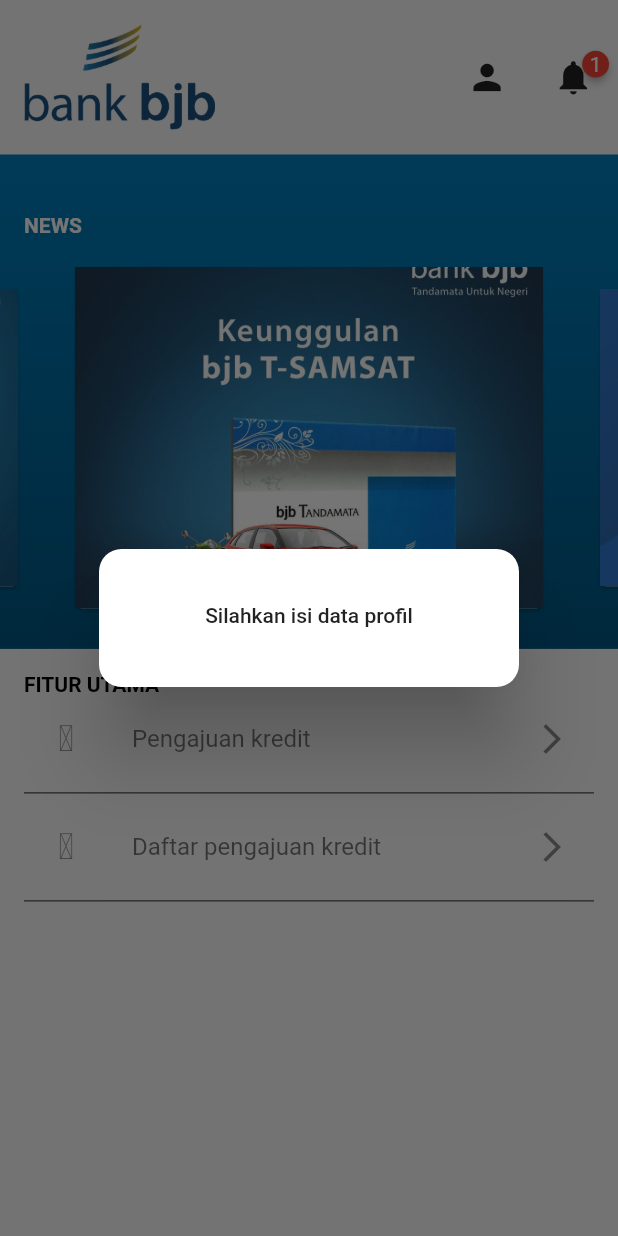
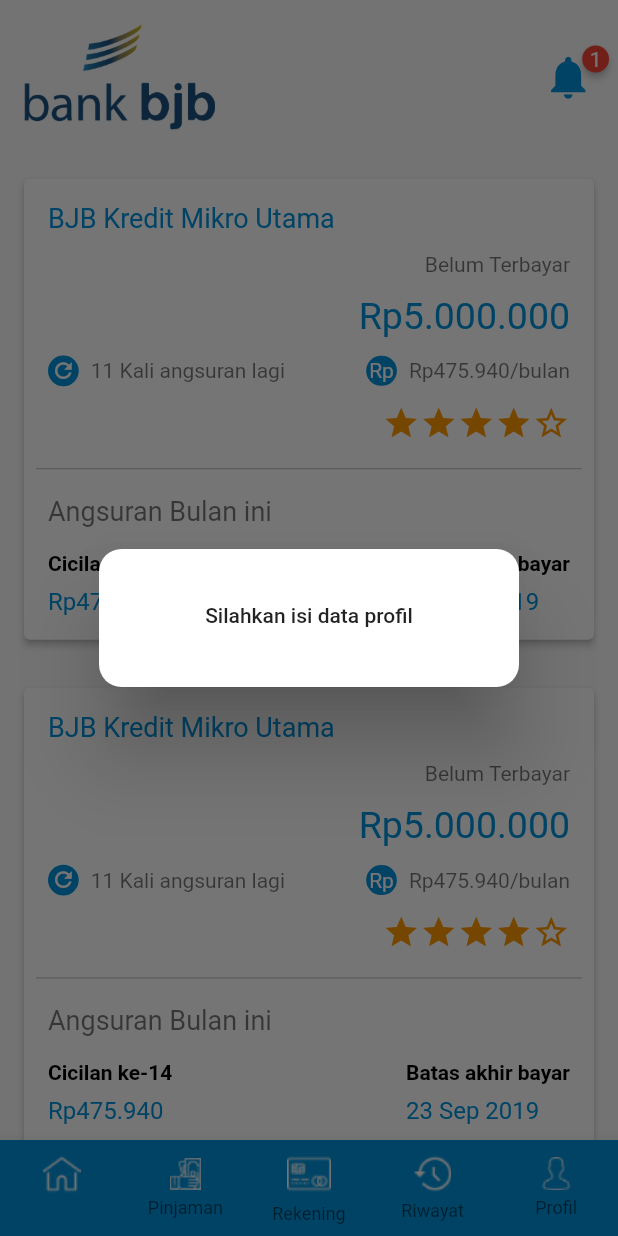
Before and after one commit to Zersya/prototypeBJB, a Flutter app: the screen it shows after launch, on a phone screen of 412 x 824 dp. Run offline on Flutter 3.47's test engine with Material 2 defaults, Android fonts, the phone set to English and light mode, and no system bars; drawn by our look-alikes of badges, carousel_slider, smooth_star_rating; our stand-ins replace flutter_masked_text, image_picker, sqflite; accounts and stored records are empty.

Commit message:
dashboard

```diff
--- a/lib/main.dart
+++ b/lib/main.dart
@@ -1,6 +1,6 @@
 import 'package:flutter/material.dart';
 import 'package:prototype_bjb/screens/splash_screen.dart';
-
+import 'package:prototype_bjb/utils/colors.dart';
 
 void main() => runApp(MyApp());
 
@@ -10,7 +10,7 @@
     return MaterialApp(
       title: 'Flutter Demo',
       theme: ThemeData(
-        primarySwatch: Colors.green,
+        primarySwatch: MaterialColor(0xFF0093DD, kcolorPrimary),
       ),
       home: SplashScreen(),
     );
--- a/lib/pages/dashboard/dashboard_page.dart
+++ b/lib/pages/dashboard/dashboard_page.dart
@@ -1,15 +1,11 @@
 import 'package:badges/badges.dart';
 import 'package:flutter/material.dart';
 import 'package:intl/date_symbol_data_local.dart';
-import 'package:material_design_icons_flutter/material_design_icons_flutter.dart';
-import 'package:prototype_bjb/pages/pengajuan/daftar_pengajuan_page.dart';
-import 'package:prototype_bjb/pages/pengajuan/pengajuan_page.dart';
 import 'package:prototype_bjb/pages/profile/profile_page.dart';
 import 'package:prototype_bjb/provider/profile_db.dart';
-import 'package:prototype_bjb/utils/constant.dart';
-import 'package:carousel_slider/carousel_slider.dart';
+import 'package:prototype_bjb/utils/colors.dart';
 import 'package:provider/provider.dart';
-import 'package:url_launcher/url_launcher.dart';
+import 'package:smooth_star_rating/smooth_star_rating.dart';
 
 class DashboardPage extends StatefulWidget {
   DashboardPage({Key key}) : super(key: key);
@@ -19,7 +15,10 @@
 
 class _DashboardPageState extends State<DashboardPage> {
   ProfileProvider _profileProvider;
+  PageController _pageController = PageController();
   bool isAlreadyshowed = false;
+  int currentScreen = 0;
+  double smallPhone = 400;
 
   @override
   void initState() {
@@ -56,11 +55,9 @@
         );
     });
     return Scaffold(
-      body: SingleChildScrollView(
-        physics: ScrollPhysics(),
-        child: Column(
-          children: <Widget>[
-            SafeArea(
+      appBar: PreferredSize(
+        preferredSize: Size(100, 120),
+        child: SafeArea(
           top: true,
           child: Container(
             padding: EdgeInsets.all(16.0),
@@ -72,35 +69,6 @@
                   'assets/images/bank_bjb.png',
                   scale: MediaQuery.of(context).size.width / 45,
                 ),
-                    Row(
-                      children: <Widget>[
-                        GestureDetector(
-                          onTap: () {
-                            Navigator.of(context).push(MaterialPageRoute(
-                                builder: (context) => Provider.value(
-                                    value: _profileProvider,
-                                    child: ProfilePage())));
-                          },
-                          child: Icon(
-                            Icons.person,
-                            size: MediaQuery.of(context).size.width / 15,
-                          ),
-                          // child: RichText(
-                          //   text: TextSpan(
-                          //     style: TextStyle(color: Colors.black),
-                          //     children: [
-                          //       TextSpan(text: 'Selamat datang\n'),
-                          //       TextSpan(
-                          //         text: _profileProvider.profile?.nama ?? '-',
-                          //         style: TextStyle(fontWeight: FontWeight.bold),
-                          //       ),
-                          //     ],
-                          //   ),
-                          // ),
-                        ),
-                        SizedBox(
-                          width: 30.0,
-                        ),
                 Badge(
                   badgeContent: Text(
                     '1',
@@ -108,175 +76,339 @@
                   ),
                   child: Icon(
                     Icons.notifications,
-                            size: MediaQuery.of(context).size.width / 15,
+                    size: MediaQuery.of(context).size.width / 12,
+                    color: kcolorPrimary[900],
                   ),
+                )
+              ],
+            ),
+          ),
+        ),
+      ),
+      bottomNavigationBar: Container(
+        child: Theme(
+          data: Theme.of(context).copyWith(
+              canvasColor: kcolorPrimary[900],
+              primaryColor: Colors.white,
+              textTheme: Theme.of(context)
+                  .textTheme
+                  .copyWith(caption: new TextStyle(color: Colors.black))),
+          child: BottomNavigationBar(
+            onTap: (index) {
+              setState(() {
+                currentScreen = index;
+                _pageController.animateToPage(currentScreen, duration: Duration(milliseconds: 200), curve: Curves.easeInOut);
+              });
+            },
+            currentIndex: currentScreen,
+            type: MediaQuery.of(context).size.width < smallPhone
+                ? BottomNavigationBarType.shifting
+                : BottomNavigationBarType.fixed,
+            backgroundColor: kcolorPrimary[900],
+            selectedFontSize: 16,
+            items: [
+              BottomNavigationBarItem(
+                  icon: Image.asset("assets/icons/home.png"),
+                  title:
+                      Text('Beranda', style: TextStyle(color: Colors.white))),
+              BottomNavigationBarItem(
+                  icon: Image.asset("assets/icons/money.png"),
+                  title:
+                      Text('Pinjaman', style: TextStyle(color: Colors.white))),
+              BottomNavigationBarItem(
+                  icon: Image.asset("assets/icons/credit-card.png"),
+                  title:
+                      Text('Rekening', style: TextStyle(color: Colors.white))),
+              BottomNavigationBarItem(
+                  icon: Image.asset("assets/icons/history.png"),
+                  title:
+                      Text('Riwayat', style: TextStyle(color: Colors.white))),
+              BottomNavigationBarItem(
+                  icon: Image.asset("assets/icons/user.png"),
+                  title: Text('Profil', style: TextStyle(color: Colors.white)))
+            ],
+          ),
+        ),
+      ),
+      body: SafeArea(
+        top: true,
+        child: PageView(
+          controller: _pageController,
+          pageSnapping: true,
+          physics: NeverScrollableScrollPhysics(),
+          children: <Widget>[
+            new Home(
+              smallPhone: smallPhone,
+            ),
+            Container(child: Center(child: Text('2'))),
+            Container(child: Center(child: Text('3'))),
+            Container(child: Center(child: Text('4'))),
+            Container(child: Center(child: Text('5')))
+          ],
+        ),
+      ),
+    );
+  }
+}
+
+class Home extends StatelessWidget {
+  const Home({
+    Key key,
+    @required this.smallPhone,
+  }) : super(key: key);
+
+  final double smallPhone;
+
+  @override
+  Widget build(BuildContext context) {
+    return ListView.builder(
+      shrinkWrap: true,
+      itemCount: 10,
+      itemBuilder: (_, index) {
+        return Card(
+          elevation: 2,
+          margin: EdgeInsets.all(16),
+          child: Padding(
+            padding: const EdgeInsets.all(8.0),
+            child: Column(
+              children: <Widget>[
+                columnOne(context),
+                Divider(color: Colors.black26, height: 20),
+                columnTwo()
+              ],
+            ),
+          ),
+        );
+      },
+    );
+  }
+
+  Padding columnTwo() {
+    return Padding(
+      padding: const EdgeInsets.all(8.0),
+      child: Column(
+        children: <Widget>[
+          Align(
+            alignment: Alignment.centerLeft,
+            child: Text(
+              'Angsuran Bulan ini',
+              style: TextStyle(color: Colors.black54, fontSize: 18.0),
+            ),
+          ),
+          SizedBox(
+            height: 16,
+          ),
+          Row(
+            mainAxisAlignment: MainAxisAlignment.spaceBetween,
+            children: <Widget>[
+              Column(
+                crossAxisAlignment: CrossAxisAlignment.start,
+                children: <Widget>[
+                  Text(
+                    'Cicilan ke-14',
+                    style: TextStyle(
+                        color: Colors.black,
+                        fontWeight: FontWeight.bold,
+                        fontSize: 14.0),
+                  ),
+                  SizedBox(
+                    height: 8,
+                  ),
+                  Text(
+                    'Rp475.940',
+                    style: TextStyle(color: kcolorPrimary[900], fontSize: 16.0),
+                  ),
+                ],
+              ),
+              Column(
+                crossAxisAlignment: CrossAxisAlignment.start,
+                children: <Widget>[
+                  Text(
+                    'Batas akhir bayar',
+                    style: TextStyle(
+                        color: Colors.black,
+                        fontWeight: FontWeight.bold,
+                        fontSize: 14.0),
+                  ),
+                  SizedBox(
+                    height: 8,
+                  ),
+                  Text(
+                    '23 Sep 2019',
+                    style: TextStyle(color: kcolorPrimary[900], fontSize: 16.0),
+                  ),
+                ],
               )
             ],
           )
         ],
       ),
+    );
+  }
+
+  Widget columnOne(BuildContext context) {
+    return Padding(
+      padding: const EdgeInsets.all(8.0),
+      child: Column(
+        children: <Widget>[
+          Align(
+            alignment: Alignment.centerLeft,
+            child: Text(
+              'BJB Kredit Mikro Utama',
+              style: TextStyle(color: kcolorPrimary[900], fontSize: 18.0),
             ),
           ),
-            Container(
-              width: MediaQuery.of(context).size.width,
-              height: MediaQuery.of(context).size.height / 2.5,
-              decoration: BoxDecoration(
-                gradient: LinearGradient(
-                  begin: Alignment.topCenter,
-                  end: Alignment.bottomCenter,
-                  colors: [Color(COLOR_MAIN), Color(COLOR_GRAD)],
+          SizedBox(
+            height: 12,
+          ),
+          Align(
+            alignment: Alignment.centerRight,
+            child: Text(
+              'Belum Terbayar',
+              style: TextStyle(color: Colors.black54, fontSize: 14.0),
             ),
           ),
-              child: Column(
-                crossAxisAlignment: CrossAxisAlignment.start,
-                mainAxisAlignment: MainAxisAlignment.center,
-                children: <Widget>[
-                  Padding(
-                    padding: const EdgeInsets.all(16.0),
+          SizedBox(
+            height: 12,
+          ),
+          Align(
+            alignment: Alignment.centerRight,
             child: Text(
-                      'NEWS',
-                      style: TextStyle(
-                          color: Colors.white, fontWeight: FontWeight.bold),
+              'Rp5.000.000',
+              style: TextStyle(color: kcolorPrimary[900], fontSize: 25.0),
             ),
           ),
-                  Stack(
+          SizedBox(
+            height: 12,
+          ),
+          rowBuild(context),
+          SizedBox(
+            height: 12,
+          ),
+          Align(
+            alignment: Alignment.centerRight,
+            child: SmoothStarRating(
+                allowHalfRating: false,
+                onRatingChanged: (v) {},
+                starCount: 5,
+                rating: 4,
+                size: 25.0,
+                color: Colors.orange,
+                borderColor: Colors.orange,
+                spacing: 0.0),
+          ),
+        ],
+      ),
+    );
+  }
+
+  Widget rowBuild(BuildContext context) {
+    if (MediaQuery.of(context).size.width < smallPhone)
+      return Column(
         children: <Widget>[
-                      CarouselSlider(
-                        height: MediaQuery.of(context).size.height / 3.5,
-                        aspectRatio: 16 / 9,
-                        autoPlay: true,
-                        enlargeCenterPage: true,
-                        enableInfiniteScroll: true,
-                        items: [1, 2, 3, 4, 5, 6].map((i) {
-                          return Builder(
-                            builder: (BuildContext context) {
-                              return Container(
-                                width: MediaQuery.of(context).size.width,
-                                margin: EdgeInsets.symmetric(horizontal: 5.0),
-                                child: GestureDetector(
-                                  onTap: () => _launchURL(i),
-                                  child: Card(
-                                    child: Image.asset(
-                                      'assets/images/img-$i.jpeg',
-                                      fit: BoxFit.cover,
+          Row(
+            children: <Widget>[
+              Container(
+                  width: 20,
+                  height: 20,
+                  padding: EdgeInsets.all(2),
+                  decoration: BoxDecoration(
+                      borderRadius: BorderRadius.circular(30.0),
+                      color: kcolorPrimary[900]),
+                  child: Icon(
+                    Icons.refresh,
+                    color: Colors.white,
+                    size: 14,
+                  )),
+              SizedBox(
+                width: 8,
+              ),
+              Text(
+                '11 Kali angsuran lagi',
+                style: TextStyle(color: Colors.black54, fontSize: 14.0),
+              ),
+            ],
+          ),
+          SizedBox(
+            height: 15,
+          ),
+          Row(
+            children: <Widget>[
+              Container(
+                width: 20,
+                height: 20,
+                padding: EdgeInsets.all(2),
+                decoration: BoxDecoration(
+                    borderRadius: BorderRadius.circular(30.0),
+                    color: kcolorPrimary[900]),
+                child: Text(
+                  'Rp',
+                  style: TextStyle(
+                    fontSize: 12,
+                    color: Colors.white,
                   ),
                 ),
               ),
-                              );
-                            },
-                          );
-                        }).toList(),
+              SizedBox(
+                width: 8,
+              ),
+              Text(
+                'Rp475.940/bulan',
+                style: TextStyle(color: Colors.black54, fontSize: 14.0),
               ),
             ],
           )
         ],
+      );
+
+    return Row(
+      mainAxisAlignment: MainAxisAlignment.spaceBetween,
+      children: <Widget>[
+        Row(
+          children: <Widget>[
+            Container(
+                padding: EdgeInsets.all(2),
+                decoration: BoxDecoration(
+                    borderRadius: BorderRadius.circular(30.0),
+                    color: kcolorPrimary[900]),
+                child: Icon(
+                  Icons.refresh,
+                  color: Colors.white,
+                  size: MediaQuery.of(context).size.width / 25,
+                )),
+            SizedBox(
+              width: 8,
+            ),
+            Text(
+              '11 Kali angsuran lagi',
+              style: TextStyle(color: Colors.black54, fontSize: 14.0),
+            ),
+          ],
+        ),
+        Row(
+          children: <Widget>[
+            Container(
+              padding: EdgeInsets.all(2),
+              decoration: BoxDecoration(
+                  borderRadius: BorderRadius.circular(30.0),
+                  color: kcolorPrimary[900]),
+              child: Text(
+                'Rp',
+                style: TextStyle(
+                  color: Colors.white,
                 ),
               ),
-            Builder(
-              builder: (context) {
-                return Container(
-                  padding: EdgeInsets.only(top: 16.0, left: 16.0, right: 16.0),
-                  child: Column(
-                    crossAxisAlignment: CrossAxisAlignment.start,
-                    children: <Widget>[
+            ),
+            SizedBox(
+              width: 8,
+            ),
             Text(
-                        'FITUR UTAMA',
-                        style: TextStyle(
-                            color: Colors.black, fontWeight: FontWeight.bold),
-                      ),
-                      ListView(
-                        physics: ScrollPhysics(),
-                        shrinkWrap: true,
-                        children: <Widget>[
-                          ListTile(
-                            leading: Icon(MdiIcons.fileDocumentOutline),
-                            title: Text('Pengajuan kredit',
-                                style: TextStyle(color: Colors.black54)),
-                            trailing: Icon(Icons.arrow_forward_ios),
-                            onTap: () async {
-                              if (_profileProvider.profile != null) {
-                                final isInsert =
-                                    await Navigator.of(context).push(
-                                  MaterialPageRoute(
-                                    builder: (context) =>
-                                        MultiProvider(providers: [
-                                      Provider.value(
-                                        value: _profileProvider,
-                                      ),
-                                    ], child: PengajuanPage()),
-                                  ),
-                                );
-                                if (isInsert != null)
-                                  Scaffold.of(context).showSnackBar(SnackBar(
-                                    content: Text(
-                                        'Berhasil mengajukan kredit, silahkan lihat pada daftar pengajuan kredit'),
-                                  ));
-                              } else {
-                                Scaffold.of(context).showSnackBar(SnackBar(
-                                  content: Text(
-                                      'Silahkan lengkapi profil terlebih dahulu'),
-                                ));
-                              }
-                            },
-                          ),
-                          Divider(
-                            color: Colors.black87,
-                          ),
-                          ListTile(
-                            leading: Icon(MdiIcons.viewList),
-                            title: Text('Daftar pengajuan kredit',
-                                style: TextStyle(color: Colors.black54)),
-                            trailing: Icon(Icons.arrow_forward_ios),
-                            onTap: () {
-                              Navigator.of(context).push(MaterialPageRoute(
-                                  builder: (context) => DaftarPengajuanPage()));
-                            },
-                          ),
-                          Divider(
-                            color: Colors.black87,
+              'Rp475.940/bulan',
+              style: TextStyle(color: Colors.black54, fontSize: 14.0),
             ),
           ],
         )
       ],
-                  ),
-                );
-              },
-            )
-          ],
-        ),
-      ),
     );
   }
-
-  _launchURL(index) async {
-    String url;
-    switch (index) {
-      case 1:
-        url = 'https://twitter.com/infobankbjb/status/1011553228696137728';
-        break;
-      case 2:
-        url = 'https://twitter.com/infobankbjb/status/1170170804547403776';
-        break;
-      case 3:
-        url = 'https://twitter.com/infobankbjb/status/1168443843915612161';
-        break;
-      case 4:
-        url = 'https://twitter.com/infobankbjb/status/1168003769503633409';
-        break;
-      case 5:
-        url = 'https://twitter.com/infobankbjb/status/1167986472168779776';
-        break;
-      case 6:
-        url = 'https://twitter.com/infobankbjb/status/1166220870152359936';
-        break;
-      case 8:
-        url = 'https://twitter.com/infobankbjb/status/1165912331114536960';
-        break;
 }
-    if (await canLaunch(url)) {
-      await launch(url);
-    } else {
-      throw 'Could not launch $url';
-    }
-  }
-}
--- /dev/null
+++ b/lib/utils/colors.dart
@@ -0,0 +1,15 @@
+
+import 'dart:ui';
+
+Map<int, Color> kcolorPrimary = {
+  50: Color.fromRGBO(0, 147, 221, .1),
+  100: Color.fromRGBO(0, 147, 221, .2),
+  200: Color.fromRGBO(0, 147, 221, .3),
+  300: Color.fromRGBO(0, 147, 221, .4),
+  400: Color.fromRGBO(0, 147, 221, .5),
+  500: Color.fromRGBO(0, 147, 221, .6),
+  600: Color.fromRGBO(0, 147, 221, .7),
+  700: Color.fromRGBO(0, 147, 221, .8),
+  800: Color.fromRGBO(0, 147, 221, .9),
+  900: Color.fromRGBO(0, 147, 221, 1),
+};
--- a/pubspec.yaml
+++ b/pubspec.yaml
@@ -35,6 +35,7 @@
   flutter_masked_text: ^0.8.0
   intl: ^0.15.8
   badges: ^1.1.0
+  smooth_star_rating: ^1.0.3
 
 
 dev_dependencies:
@@ -55,6 +56,7 @@
 
   assets:
     - assets/images/
+    - assets/icons/
   # To add assets to your application, add an assets section, like this:
   # assets:
   #  - images/a_dot_burr.jpeg
```
Also changed, not shown: assets/fonts/HelveticaBlkIt.ttf (added), assets/icons/credit-card.png (added), assets/icons/history.png (added), assets/icons/home.png (added), assets/icons/money.png (added), assets/icons/user.png (added), lib/utils/constant.dart (line endings or trailing spaces), pubspec.lock. Lines whose indentation alone changed are shown as unchanged.
